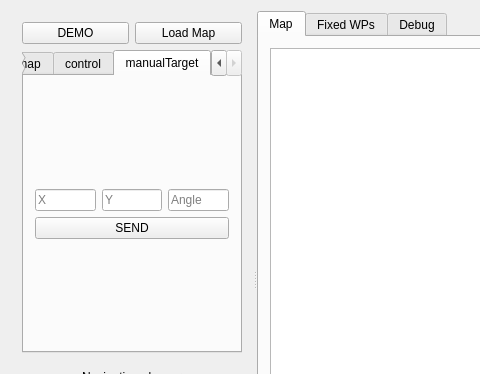
This is skynav_gui/src/globalnav_gui.ui in SaxionLED/skynav as Qt 5 draws it before an edit; both pictures show x 0 to 480 and y 0 to 374 of the 632 by 557 pixel window. The edited form follows.
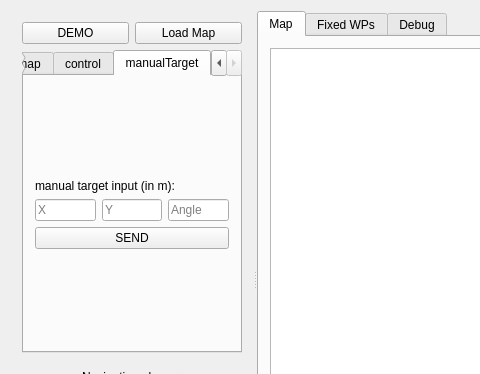
This is the edited form. The open tabs and pages were chosen to show the change.

Diff of the .ui file:
```diff
--- a/skynav_gui/src/globalnav_gui.ui
+++ b/skynav_gui/src/globalnav_gui.ui
@@ -549,14 +549,14 @@
              </property>
             </spacer>
            </item>
-           <item row="3" column="0">
+           <item row="4" column="0">
             <widget class="QPushButton" name="manualTargetButton">
              <property name="text">
               <string>SEND</string>
              </property>
             </widget>
            </item>
-           <item row="1" column="0">
+           <item row="2" column="0">
             <layout class="QHBoxLayout" name="horizontalLayout_5">
              <item>
               <widget class="QLineEdit" name="manualTarget_x_input">
@@ -614,7 +614,7 @@
              </item>
             </layout>
            </item>
-           <item row="4" column="0">
+           <item row="5" column="0">
             <spacer name="verticalSpacer_2">
              <property name="orientation">
               <enum>Qt::Vertical</enum>
@@ -627,6 +627,13 @@
              </property>
             </spacer>
            </item>
+           <item row="1" column="0">
+            <widget class="QLabel" name="label">
+             <property name="text">
+              <string>manual target input (in m):</string>
+             </property>
+            </widget>
+           </item>
           </layout>
          </widget>
         </widget>
```
Left out of the diff: 2 changed lines with no effect on the pictures.
